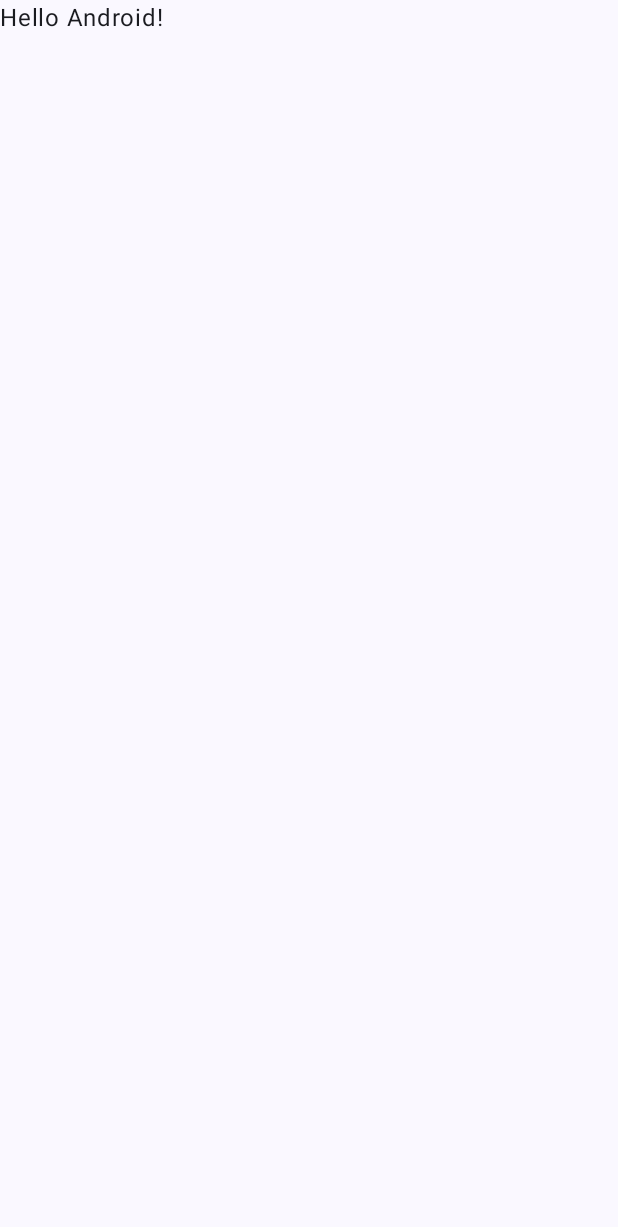
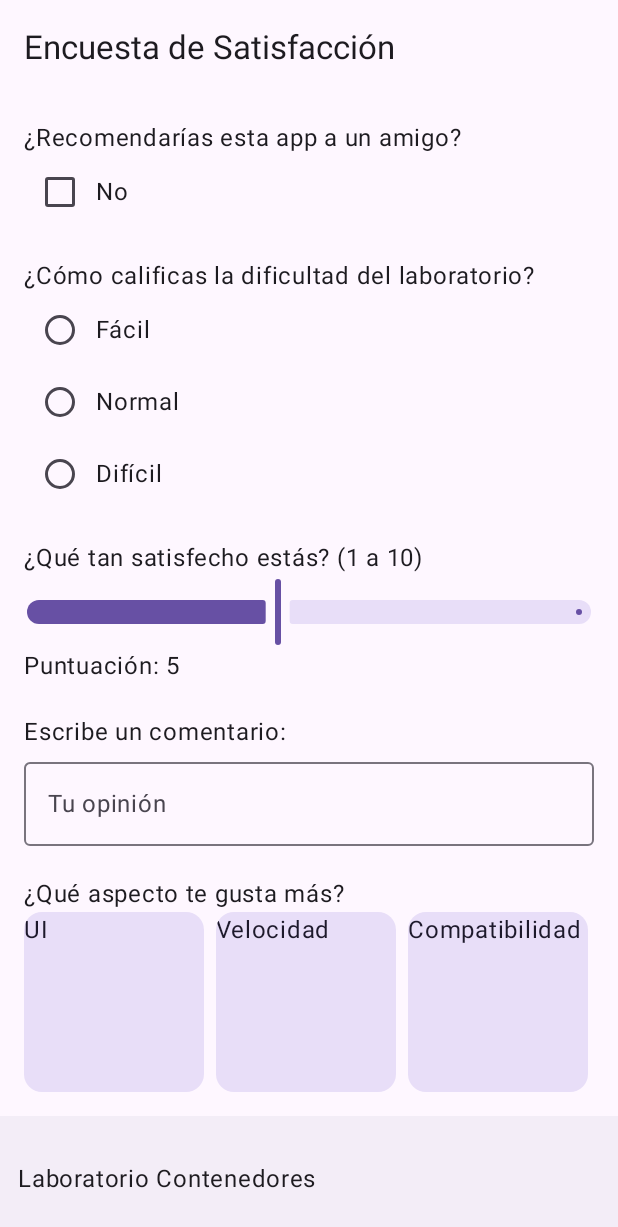
Before and after one commit to Jorgefell/Laboratorio_Contenedores, an Android app built with Jetpack Compose: the screen it shows after launch (MainActivity), on a phone screen of 412 x 824 dp. Before the commit the part shown is almost empty. Shown: the top 1227 px of the screen. Run offline under Robolectric (Android 15) with nearby library versions, the phone set to English and light mode, and no system bars.

Commit message:
Los conetenedores

```diff
--- a/app/src/main/java/com/example/laboratoriocontenedores/MainActivity.kt
+++ b/app/src/main/java/com/example/laboratoriocontenedores/MainActivity.kt
@@ -3,27 +3,128 @@ package com.example.laboratoriocontenedores
 import android.os.Bundle
 import androidx.activity.ComponentActivity
 import androidx.activity.compose.setContent
-import androidx.activity.enableEdgeToEdge
-import androidx.compose.foundation.layout.fillMaxSize
-import androidx.compose.foundation.layout.padding
-import androidx.compose.material3.Scaffold
-import androidx.compose.material3.Text
-import androidx.compose.runtime.Composable
+import androidx.compose.foundation.layout.*
+import androidx.compose.foundation.lazy.LazyColumn
+import androidx.compose.foundation.lazy.LazyRow
+import androidx.compose.material3.*
+import androidx.compose.runtime.*
+import androidx.compose.ui.Alignment
 import androidx.compose.ui.Modifier
-import androidx.compose.ui.tooling.preview.Preview
-import com.example.laboratoriocontenedores.ui.theme.LaboratorioContenedoresTheme
+import androidx.compose.ui.unit.dp
 
+@OptIn(ExperimentalMaterial3Api::class)
 class MainActivity : ComponentActivity() {
     override fun onCreate(savedInstanceState: Bundle?) {
         super.onCreate(savedInstanceState)
-        enableEdgeToEdge()
         setContent {
-            LaboratorioContenedoresTheme {
-                Scaffold(modifier = Modifier.fillMaxSize()) { innerPadding ->
-                    Greeting(
-                        name = "Android",
-                        modifier = Modifier.padding(innerPadding)
-                    )
+            EncuestaApp()
+        }
+    }
+}
+
+@OptIn(ExperimentalMaterial3Api::class)
+@Composable
+fun EncuestaApp() {
+    MaterialTheme {
+        Scaffold(
+            topBar = { TopAppBar(title = { Text("Encuesta de Satisfacción") }) },
+            bottomBar = { BottomAppBar { Text("Laboratorio Contenedores", Modifier.padding(8.dp)) } }
+        ) { padding ->
+            EncuestaContenido(Modifier.padding(padding))
+        }
+    }
+}
+
+@Composable
+fun EncuestaContenido(modifier: Modifier = Modifier) {
+    LazyColumn(
+        modifier = modifier
+            .fillMaxSize()
+            .padding(16.dp),
+        verticalArrangement = Arrangement.spacedBy(20.dp)
+    ) {
+        item { PreguntaCheckBox() }
+        item { PreguntaRadioButton() }
+        item { PreguntaSlider() }
+        item { PreguntaTexto() }
+        item { PreguntaPreferencias() }
+        item { BotonEnviar() }
+    }
+}
+
+@Composable
+fun PreguntaCheckBox() {
+    var checked by remember { mutableStateOf(false) }
+    Column {
+        Text("¿Recomendarías esta app a un amigo?")
+        Row(verticalAlignment = Alignment.CenterVertically) {
+            Checkbox(checked = checked, onCheckedChange = { checked = it })
+            Text(if (checked) "Sí" else "No")
+        }
+    }
+}
+
+@Composable
+fun PreguntaRadioButton() {
+    var opcion by remember { mutableStateOf("Ninguna") }
+    Column {
+        Text("¿Cómo calificas la dificultad del laboratorio?")
+        Row(verticalAlignment = Alignment.CenterVertically) {
+            RadioButton(selected = opcion == "Fácil", onClick = { opcion = "Fácil" })
+            Text("Fácil")
+        }
+        Row(verticalAlignment = Alignment.CenterVertically) {
+            RadioButton(selected = opcion == "Normal", onClick = { opcion = "Normal" })
+            Text("Normal")
+        }
+        Row(verticalAlignment = Alignment.CenterVertically) {
+            RadioButton(selected = opcion == "Difícil", onClick = { opcion = "Difícil" })
+            Text("Difícil")
+        }
+    }
+}
+
+@Composable
+fun PreguntaSlider() {
+    var valor by remember { mutableStateOf(5f) }
+    Column {
+        Text("¿Qué tan satisfecho estás? (1 a 10)")
+        Slider(value = valor, onValueChange = { valor = it }, valueRange = 1f..10f)
+        Text("Puntuación: ${valor.toInt()}")
+    }
+}
+
+@Composable
+fun PreguntaTexto() {
+    var comentario by remember { mutableStateOf("") }
+    Column {
+        Text("Escribe un comentario:")
+        OutlinedTextField(
+            value = comentario,
+            onValueChange = { comentario = it },
+            label = { Text("Tu opinión") },
+            modifier = Modifier.fillMaxWidth()
+        )
+    }
+}
+
+@Composable
+fun PreguntaPreferencias() {
+    val items = listOf("UI", "Velocidad", "Compatibilidad", "Funciones", "Simplicidad")
+    Column {
+        Text("¿Qué aspecto te gusta más?")
+        LazyRow(
+            horizontalArrangement = Arrangement.spacedBy(8.dp),
+            modifier = Modifier.fillMaxWidth()
+        ) {
+            items(items.size) { i ->
+                Card(
+                    modifier = Modifier.size(120.dp),
+                    colors = CardDefaults.cardColors(containerColor = MaterialTheme.colorScheme.secondaryContainer)
+                ) {
+                    Box(contentAlignment = Alignment.Center) {
+                        Text(items[i])
+                    }
                 }
             }
         }
@@ -31,17 +132,14 @@ class MainActivity : ComponentActivity() {
 }
 
 @Composable
-fun Greeting(name: String, modifier: Modifier = Modifier) {
-    Text(
-        text = "Hello $name!",
-        modifier = modifier
-    )
-}
-
-@Preview(showBackground = true)
-@Composable
-fun GreetingPreview() {
-    LaboratorioContenedoresTheme {
-        Greeting("Android")
+fun BotonEnviar() {
+    var enviado by remember { mutableStateOf(false) }
+    Column(horizontalAlignment = Alignment.CenterHorizontally) {
+        Button(onClick = { enviado = true }) {
+            Text("Enviar respuestas")
+        }
+        if (enviado) {
+            Text("✅ Encuesta enviada. ¡Gracias!")
+        }
     }
 }
```
